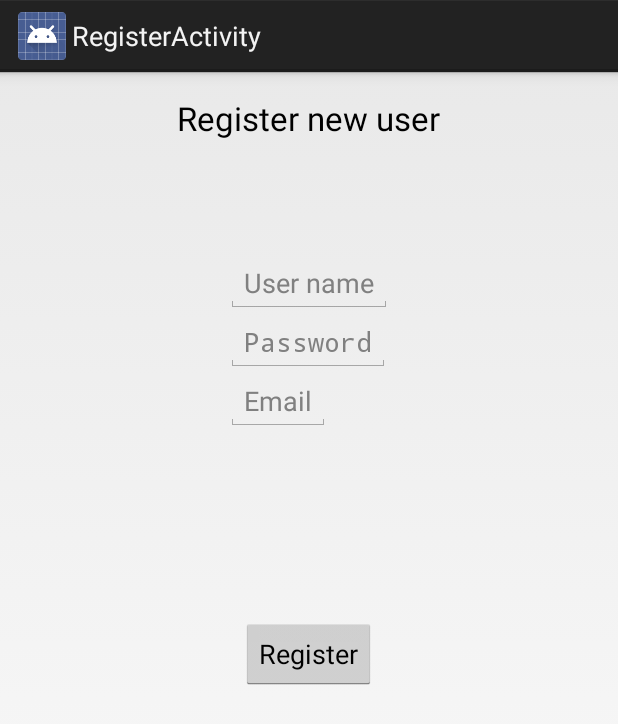
After one commit to alimg/insight, an Android app: the RegisterActivity screen opened directly, with no data from a screen before it, on a phone screen of 412 x 824 dp. The commit adds this screen. Shown: the top 724 px of the screen. Run offline under Robolectric (Android 15) with nearby library versions, the light colour scheme and no system bars.

Commit message:
android user register/login

```diff
--- a/android-app/Insight/app/build.gradle
+++ b/android-app/Insight/app/build.gradle
@@ -24,4 +24,5 @@ dependencies {
     compile fileTree(dir: 'libs', include: ['*.jar'])
 	compile 'me.dm7.barcodescanner:zbar:1.1'
 	compile 'com.google.zxing:core:3.1.0+'
+    compile 'com.google.code.gson:gson:2.3.1'
 }
--- a/android-app/Insight/app/src/main/java/com/fmakdemir/insight/LoginActivity.java
+++ b/android-app/Insight/app/src/main/java/com/fmakdemir/insight/MainActivity.java
@@ -22,7 +22,7 @@ import java.io.InputStream;
 import java.net.URL;
 import java.util.ArrayList;
 
-public class LoginActivity extends Activity {
+public class MainActivity extends Activity {
 	private BootstrapButton btnGetImg, btnShowImg;
 	private BootstrapEditText edtQRString;
 	private AsyncImageGetter asyncImageGetter;
@@ -30,7 +30,7 @@ public class LoginActivity extends Activity {
     @Override
     protected void onCreate(Bundle savedInstanceState) {
         super.onCreate(savedInstanceState);
-        setContentView(R.layout.activity_login);
+        setContentView(R.layout.activity_main);
 
 		DataHolder.setContext(getApplicationContext());
 
@@ -170,7 +170,7 @@ public class LoginActivity extends Activity {
 			btnGetImg.setEnabled(true);
 
 			if (errMsg.equals("")) {
-				LoginActivity.this.startActivity(new Intent(LoginActivity.this, ImageTestActivity.class));
+				MainActivity.this.startActivity(new Intent(MainActivity.this, ImageTestActivity.class));
 				ToastIt("Got image!\n" + errMsg);
 			} else {
 				Log.e(this.getClass().getSimpleName(), errMsg);
--- /dev/null
+++ b/android-app/Insight/app/src/main/java/com/fmakdemir/insight/RegisterActivity.java
@@ -0,0 +1,62 @@
+package com.fmakdemir.insight;
+
+import android.app.Activity;
+import android.os.Bundle;
+import android.view.Menu;
+import android.view.MenuItem;
+import android.view.View;
+import android.widget.EditText;
+import android.widget.Toast;
+
+import com.fmakdemir.insight.R;
+import com.fmakdemir.insight.webservice.WebApiConstants;
+import com.fmakdemir.insight.webservice.model.BaseResponse;
+import com.fmakdemir.insight.webservice.request.UserWebApiHandler;
+import com.fmakdemir.insight.webservice.request.WebApiCallback;
+
+public class RegisterActivity extends Activity {
+
+    private EditText editName;
+    private EditText editPassword;
+    private EditText editEmail;
+    private View btnRegister;
+
+    @Override
+    protected void onCreate(Bundle savedInstanceState) {
+        super.onCreate(savedInstanceState);
+        setContentView(R.layout.activity_register);
+
+        editName = (EditText) findViewById(R.id.edit_name);
+        editPassword = (EditText) findViewById(R.id.edit_password);
+        editEmail = (EditText) findViewById(R.id.edit_email);
+
+        btnRegister = findViewById(R.id.btn_register);
+        btnRegister.setOnClickListener(new View.OnClickListener() {
+            @Override
+            public void onClick(View view) {
+                String username = editName.getText().toString();
+                String password = editPassword.getText().toString();
+                String email = editEmail.getText().toString();
+                UserWebApiHandler.registerUser(username, password, email, new WebApiCallback<BaseResponse>() {
+                    @Override
+                    public void onSuccess(BaseResponse data) {
+                        if(data.status.equals(WebApiConstants.STATUS_SUCCESS)) {
+                            Toast.makeText(RegisterActivity.this, "Registration successful.", Toast.LENGTH_SHORT).show();
+                            finish();
+                        } else {
+                            Toast.makeText(RegisterActivity.this, "Registration failed.", Toast.LENGTH_SHORT).show();
+                        }
+                    }
+
+                    @Override
+                    public void onError(String cause) {
+                        Toast.makeText(RegisterActivity.this, "Registration failed.", Toast.LENGTH_SHORT).show();
+                    }
+                });
+            }
+        });
+
+    }
+
+
+}
--- /dev/null
+++ b/android-app/Insight/app/src/main/java/com/fmakdemir/insight/webservice/model/BaseResponse.java
@@ -0,0 +1,5 @@
+package com.fmakdemir.insight.webservice.model;
+
+public class BaseResponse {
+    public String status;
+}
--- /dev/null
+++ b/android-app/Insight/app/src/main/java/com/fmakdemir/insight/webservice/model/LoginResponse.java
@@ -0,0 +1,6 @@
+package com.fmakdemir.insight.webservice.model;
+
+public class LoginResponse extends BaseResponse{
+    public String session_token;
+    public User user;
+}
--- /dev/null
+++ b/android-app/Insight/app/src/main/java/com/fmakdemir/insight/webservice/request/WebApiCallback.java
@@ -0,0 +1,6 @@
+package com.fmakdemir.insight.webservice.request;
+
+public interface WebApiCallback<T> {
+        public void onSuccess(T data);
+        public void onError(String cause);
+    }
--- /dev/null
+++ b/android-app/Insight/app/src/main/res/layout/activity_register.xml
@@ -0,0 +1,62 @@
+<RelativeLayout xmlns:android="http://schemas.android.com/apk/res/android"
+    xmlns:tools="http://schemas.android.com/tools"
+    android:layout_width="match_parent"
+    android:layout_height="match_parent"
+    android:paddingLeft="@dimen/activity_horizontal_margin"
+    android:paddingRight="@dimen/activity_horizontal_margin"
+    android:paddingTop="@dimen/activity_vertical_margin"
+    android:paddingBottom="@dimen/activity_vertical_margin"
+    tools:context="com.fmakdemir.insight.RegisterActivity">
+
+
+    <EditText
+        android:layout_width="wrap_content"
+        android:layout_height="wrap_content"
+        android:id="@+id/edit_name"
+        android:layout_alignParentTop="true"
+        android:layout_centerHorizontal="true"
+        android:layout_marginTop="105dp"
+        android:hint="@string/username"
+        android:singleLine="true"
+        android:inputType="textPersonName"/>
+
+    <EditText
+        android:layout_width="wrap_content"
+        android:layout_height="wrap_content"
+        android:id="@+id/edit_password"
+        android:layout_below="@+id/edit_name"
+        android:layout_alignLeft="@+id/edit_name"
+        android:layout_alignStart="@+id/edit_name"
+        android:hint="@string/password"
+        android:singleLine="true"
+        android:inputType="textPassword"/>
+
+    <EditText
+        android:layout_width="wrap_content"
+        android:layout_height="wrap_content"
+        android:id="@+id/edit_email"
+        android:layout_below="@+id/edit_password"
+        android:layout_alignLeft="@+id/edit_password"
+        android:layout_alignStart="@+id/edit_password"
+        android:hint="@string/email"
+        android:singleLine="true"
+        android:inputType="textEmailAddress"/>
+
+    <Button
+        android:layout_width="wrap_content"
+        android:layout_height="wrap_content"
+        android:text="@string/register"
+        android:id="@+id/btn_register"
+        android:layout_centerVertical="true"
+        android:layout_centerHorizontal="true" />
+
+    <TextView
+        android:layout_width="wrap_content"
+        android:layout_height="wrap_content"
+        android:textAppearance="?android:attr/textAppearanceLarge"
+        android:text="@string/text_register_msg"
+        android:id="@+id/textView"
+        android:layout_alignParentTop="true"
+        android:layout_centerHorizontal="true" />
+
+</RelativeLayout>
--- a/android-app/Insight/app/src/main/res/values/strings.xml
+++ b/android-app/Insight/app/src/main/res/values/strings.xml
@@ -6,6 +6,14 @@
     <string name="action_settings">Settings</string>
     <string name="title_activity_image_test">ImageTestActivity</string>
     <string name="title_activity_qrscanner">QRScannerActivity</string>
-	<string name="edt_qr_str">QR String here</string>
+    <string name="edt_qr_str">QR String here</string>
+    <string name="title_activity_splash">splash</string>
+    <string name="register">Register</string>
+    <string name="login">Login</string>
+    <string name="username">User name</string>
+    <string name="password">Password</string>
+    <string name="title_activity_register">RegisterActivity</string>
+    <string name="email">Email</string>
+    <string name="text_register_msg">Register new user</string>
 
 </resources>
```
Also changed, not shown: android-app/Insight/app/src/main/AndroidManifest.xml (+23 -15 lines), android-app/Insight/app/src/main/java/com/fmakdemir/insight/SplashActivity.java (added, +69 -0 lines), android-app/Insight/app/src/main/java/com/fmakdemir/insight/webservice/LoginService.java (added, +71 -0 lines), android-app/Insight/app/src/main/java/com/fmakdemir/insight/webservice/WebApiConstants.java (added, +7 -0 lines), android-app/Insight/app/src/main/java/com/fmakdemir/insight/webservice/model/User.java (added, +7 -0 lines), android-app/Insight/app/src/main/java/com/fmakdemir/insight/webservice/request/BaseWebApiHandler.java (added, +58 -0 lines), android-app/Insight/app/src/main/java/com/fmakdemir/insight/webservice/request/UserWebApiHandler.java (added, +53 -0 lines), android-app/Insight/app/src/main/res/layout/activity_splash.xml (added, +61 -0 lines), android-app/Insight/app/src/main/res/layout/activity_main.xml (renamed from android-app/Insight/app/src/main/res/layout/activity_login.xml), 3 other files.
